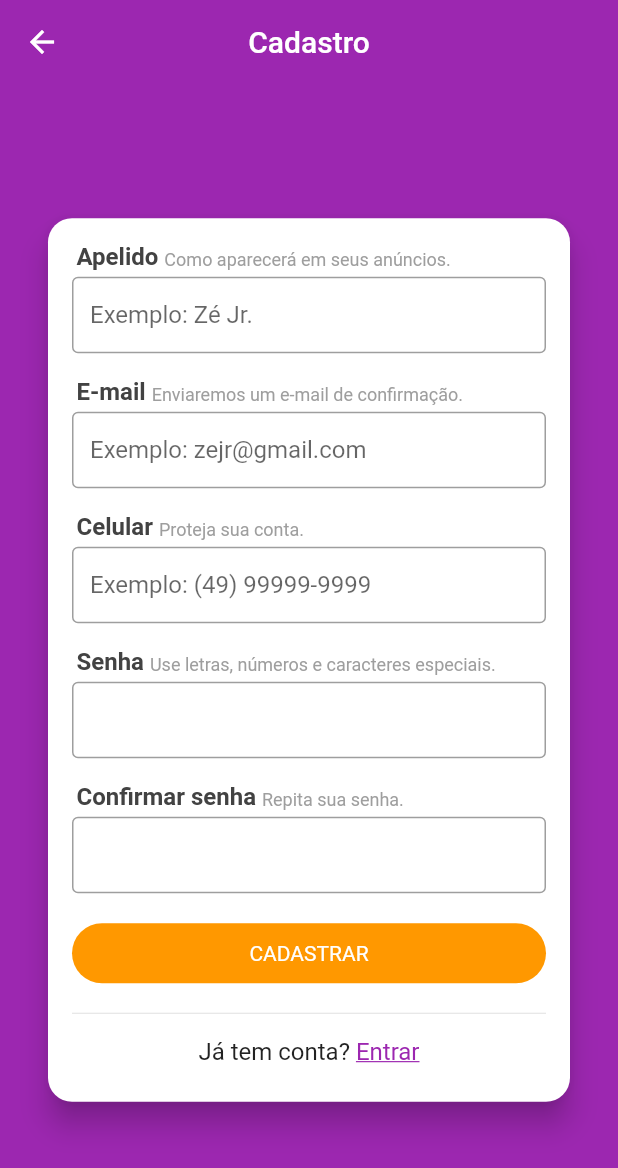
After one commit to WillTrevisol/CloneXLO, a Flutter app: the LoginScreen screen opened directly, after a tap on "Cadastre-se", on a phone screen of 412 x 824 dp. The commit adds this screen. Shown: the top 1168 px of the screen. Run offline on Flutter 3.47's test engine with Material 2 defaults, Android fonts, the phone set to English and light mode, and no system bars; our stand-ins replace brasil_fields, get_it, mobx, parse_server_sdk; generated files the repository leaves out were written again.

Commit message:
feat: Login and SignUp Screen

```diff
--- a/lib/main.dart
+++ b/lib/main.dart
@@ -1,4 +1,6 @@
+import 'package:clone_xlo_flutter/stores/page_store.dart';
 import 'package:flutter/material.dart';
+import 'package:get_it/get_it.dart';
 import 'package:parse_server_sdk/parse_server_sdk.dart';
 
 import 'screens/base/base_screen.dart';
@@ -6,7 +8,12 @@ import 'screens/base/base_screen.dart';
 void main() async {
   WidgetsFlutterBinding.ensureInitialized();
   await initializeParse();
+  setupLocators();
   runApp(const CloneXLO());
+}
+
+void setupLocators() {
+  GetIt.I.registerSingleton(PageStore());
 }
 
 Future<void> initializeParse() async {
@@ -25,8 +32,18 @@ class CloneXLO extends StatelessWidget {
   @override
   Widget build(BuildContext context) {
     return MaterialApp(
+      debugShowCheckedModeBanner: false,
       title: 'XLO',
-      home: BaseScreen(),
+      home: const BaseScreen(),
+      theme: ThemeData(
+        primaryColor: Colors.purple,
+        primarySwatch: Colors.purple,
+        scaffoldBackgroundColor: Colors.purple,
+        appBarTheme: const AppBarTheme(
+          color: Colors.purple,
+          elevation: 0,
+        ),
+      ),
     );
   }
 }
--- a/lib/screens/base/base_screen.dart
+++ b/lib/screens/base/base_screen.dart
@@ -1,11 +1,30 @@
 import 'package:flutter/material.dart';
+import 'package:get_it/get_it.dart';
+import 'package:mobx/mobx.dart';
 
+import '../../stores/page_store.dart';
 import '../home/home_screen.dart';
 
-class BaseScreen extends StatelessWidget {
-  BaseScreen({Key? key}) : super(key: key);
+class BaseScreen extends StatefulWidget {
+  const BaseScreen({Key? key}) : super(key: key);
 
+  @override
+  State<BaseScreen> createState() => _BaseScreenState();
+}
+
+class _BaseScreenState extends State<BaseScreen> {
   final PageController pageController = PageController();
+
+  final PageStore pageStore = GetIt.I.get<PageStore>();
+
+  @override
+  void initState() {
+    reaction(
+      (_) => pageStore.page,
+      (int page) => pageController.jumpToPage(page),
+    );
+    super.initState();
+  }
 
   @override
   Widget build(BuildContext context) {
@@ -14,7 +33,7 @@ class BaseScreen extends StatelessWidget {
         controller: pageController,
         physics: const NeverScrollableScrollPhysics(),
         children: <Widget> [
-          HomeScreen(),
+          const HomeScreen(),
           Container(color: Colors.yellowAccent),
           Container(color: Colors.red),
           Container(color: Colors.black),
--- a/lib/screens/home/home_screen.dart
+++ b/lib/screens/home/home_screen.dart
@@ -6,12 +6,14 @@ class HomeScreen extends StatelessWidget {
 
   @override
   Widget build(BuildContext context) {
-    return Scaffold(
-      appBar: AppBar(
+    return SafeArea(
+      child: Scaffold(
+        appBar: AppBar(
 
-      ),
-      drawer: CustomDrawer(
+        ),
+        drawer: const CustomDrawer(
 
+        ),
       ),
     );
   }
--- /dev/null
+++ b/lib/screens/login/login_screen.dart
@@ -0,0 +1,134 @@
+import 'package:flutter/material.dart';
+
+import '../../widgets/button/custom_button.dart';
+import '../signup/signup_screen.dart';
+
+class LoginScreen extends StatelessWidget {
+  const LoginScreen({Key? key}) : super(key: key);
+
+  @override
+  Widget build(BuildContext context) {
+    return Scaffold(
+      appBar: AppBar(
+        title: const Text('Entrar'),
+        centerTitle: true,
+      ),
+      body: Container(
+        alignment: Alignment.center,
+        child: SingleChildScrollView(
+          child: Card(
+            margin: const EdgeInsets.symmetric(horizontal: 32),
+            shape: RoundedRectangleBorder(
+              borderRadius: BorderRadius.circular(16),
+              ),
+            elevation: 8,
+            child: Padding(
+              padding: const EdgeInsets.all(16),
+              child: Column(
+                crossAxisAlignment: CrossAxisAlignment.stretch,
+                mainAxisSize: MainAxisSize.min,
+                children: <Widget> [
+                  Text(
+                    'Acessar com E-mail: ',
+                    textAlign: TextAlign.center,
+                    style: TextStyle(
+                      fontSize: 16,
+                      color: Colors.grey[900],
+                    ),
+                  ),
+                  Padding(
+                    padding: const EdgeInsets.only(left: 3, bottom: 4, top: 8),
+                    child: Text(
+                      'E-mail',
+                      style: TextStyle(
+                        color: Colors.grey[800],
+                        fontSize: 16,
+                        fontWeight: FontWeight.w700,
+                      ),
+                    ),
+                  ),
+                  const TextField(
+                    decoration: InputDecoration(
+                      border: OutlineInputBorder(),
+                      isDense: true,
+                    ),
+                    keyboardType: TextInputType.emailAddress,
+                  ),
+                  const SizedBox(height: 16),
+                  Padding(
+                    padding: const EdgeInsets.only(left: 3, bottom: 4),
+                    child: Row(
+                      mainAxisAlignment: MainAxisAlignment.spaceBetween,
+                      children: <Widget> [
+                        Text(
+                          'Senha',
+                          style: TextStyle(
+                            color: Colors.grey[800],
+                            fontSize: 16,
+                            fontWeight: FontWeight.w700,
+                          ),
+                        ),
+                        GestureDetector(
+                          child: const Text(
+                            'Esqueceu sua senha?',
+                            style: TextStyle(
+                              decoration: TextDecoration.underline,
+                              color: Colors.purple,
+                            ),
+                          ),
+                          onTap: () {
+
+                          },
+                        ),
+                      ],
+                    ),
+                  ),
+                  const TextField(
+                    decoration: InputDecoration(
+                      border: OutlineInputBorder(),
+                      isDense: true,
+                    ),
+                    obscureText: true,
+                  ),
+                  CustomButton(
+                    text: 'ENTRAR',
+                    onPressed: () {}
+                  ),
+                  const Divider(),
+                  Padding(
+                    padding: const EdgeInsets.symmetric(vertical: 8),
+                    child: Wrap(
+                      alignment: WrapAlignment.spaceEvenly,
+                      children: <Widget> [
+                        const Text(
+                          'Não tem uma conta? ',
+                          style: TextStyle(
+                            fontSize: 16
+                          ),
+                        ),
+                        GestureDetector(
+                          onTap: () {
+                            Navigator.of(context).push(
+                              MaterialPageRoute(builder: (_) => const SignUpScreen()));
+                          },
+                          child: const Text(
+                            'Cadastre-se',
+                            style: TextStyle(
+                              decoration: TextDecoration.underline,
+                              color: Colors.purple,
+                              fontSize: 16,
+                            ),
+                          ),
+                        ),
+                      ],
+                    ),
+                  ),
+                ],
+              ),
+            ),
+          ),
+        ),
+      ),
+    );
+  }
+}
--- /dev/null
+++ b/lib/screens/signup/signup_screen.dart
@@ -0,0 +1,136 @@
+import 'package:brasil_fields/brasil_fields.dart';
+import 'package:clone_xlo_flutter/screens/signup/widgets/field_title.dart';
+import 'package:flutter/material.dart';
+import 'package:flutter/services.dart';
+
+import '../../widgets/button/custom_button.dart';
+
+class SignUpScreen extends StatelessWidget {
+  const SignUpScreen({Key? key}) : super(key: key);
+
+  @override
+  Widget build(BuildContext context) {
+    return Scaffold(
+      appBar: AppBar(
+        title: const Text('Cadastro'),
+        centerTitle: true,
+      ),
+      body: Container(
+        alignment: Alignment.center,
+        child: SingleChildScrollView(
+          child: Card(
+            margin: const EdgeInsets.symmetric(horizontal: 32),
+            shape: RoundedRectangleBorder(
+              borderRadius: BorderRadius.circular(16),
+              ),
+            elevation: 8,
+            child: Padding(
+              padding: const EdgeInsets.all(16),
+              child: Column(
+                crossAxisAlignment: CrossAxisAlignment.stretch,
+                children: <Widget> [
+                  const FieldTitle(
+                    title: 'Apelido',
+                    subtitle: 'Como aparecerá em seus anúncios.'
+                  ),
+                  const TextField(
+                    decoration: InputDecoration(
+                      border: OutlineInputBorder(),
+                      hintText: 'Exemplo: Zé Jr.',
+                      isDense: true,
+                    ),
+                  ),
+                  const SizedBox(height: 16),
+                  const FieldTitle(
+                    title: 'E-mail',
+                    subtitle: 'Enviaremos um e-mail de confirmação.'
+                  ),
+                  const TextField(
+                    decoration: InputDecoration(
+                      border: OutlineInputBorder(),
+                      hintText: 'Exemplo: zejr@gmail.com',
+                      isDense: true,
+                    ),
+                    keyboardType: TextInputType.emailAddress,
+                    autocorrect: false,
+                  ),
+                  const SizedBox(height: 16),
+                  const FieldTitle(
+                    title: 'Celular',
+                    subtitle: 'Proteja sua conta.'
+                  ),
+                  TextField(
+                    decoration: const InputDecoration(
+                      border: OutlineInputBorder(),
+                      hintText: 'Exemplo: (49) 99999-9999',
+                      isDense: true,
+                    ),
+                    keyboardType: TextInputType.phone,
+                    inputFormatters: [
+                      FilteringTextInputFormatter.digitsOnly,
+                      TelefoneInputFormatter(),
+                    ],
+                  ),
+                  const SizedBox(height: 16),
+                  const FieldTitle(
+                    title: 'Senha',
+                    subtitle: 'Use letras, números e caracteres especiais.'
+                  ),
+                  const TextField(
+                    decoration: InputDecoration(
+                      border: OutlineInputBorder(),
+                      isDense: true,
+                    ),
+                    obscureText: true,
+                  ),
+                  const SizedBox(height: 16),
+                  const FieldTitle(
+                    title: 'Confirmar senha',
+                    subtitle: 'Repita sua senha.'
+                  ),
+                  const TextField(
+                    decoration: InputDecoration(
+                      border: OutlineInputBorder(),
+                      isDense: true,
+                    ),
+                    obscureText: true,
+                  ),
+                  CustomButton(
+                    text: 'CADASTRAR',
+                    onPressed: () {},
+                  ),
+                  const Divider(),
+                  Padding(
+                    padding: const EdgeInsets.symmetric(vertical: 8),
+                    child: Wrap(
+                      alignment: WrapAlignment.center,
+                      children: <Widget> [
+                        const Text(
+                          'Já tem conta? ',
+                          style: TextStyle(
+                            fontSize: 16,
+                          ),
+                        ),
+                        GestureDetector(
+                          onTap: () => Navigator.of(context).pop(),
+                          child: const Text(
+                            'Entrar',
+                            style: TextStyle(
+                              decoration: TextDecoration.underline,
+                              color: Colors.purple,
+                              fontSize: 16,
+                            ),
+                          ),
+                        ),
+                      ],
+                    ),
+                  ),
+                ],
+              )
+            ),
+          ),
+        ),
+      ),
+    );
+  }
+}
--- /dev/null
+++ b/lib/screens/signup/widgets/field_title.dart
@@ -0,0 +1,35 @@
+import 'package:flutter/material.dart';
+
+class FieldTitle extends StatelessWidget {
+  const FieldTitle({required this.title, required this.subtitle, Key? key}) : super(key: key);
+
+  final String title;
+  final String subtitle;
+
+  @override
+  Widget build(BuildContext context) {
+    return Padding(
+      padding: const EdgeInsets.only(left: 3, bottom: 4),
+      child: Wrap(
+        crossAxisAlignment: WrapCrossAlignment.end,
+        children: <Widget> [
+          Text(
+            '$title ',
+            style: TextStyle(
+              color: Colors.grey[800],
+              fontSize: 16,
+              fontWeight: FontWeight.w700,
+            ),
+          ),
+          Text(
+            subtitle,
+            style: const TextStyle(
+              color: Colors.grey,
+              fontSize: 12,
+            ),
+          )
+        ],
+      ),
+    );
+  }
+}
--- /dev/null
+++ b/lib/stores/page_store.dart
@@ -0,0 +1,16 @@
+import 'package:mobx/mobx.dart';
+part 'page_store.g.dart';
+
+// ignore: library_private_types_in_public_api
+class PageStore = _PageStoreBase with _$PageStore;
+
+abstract class _PageStoreBase with Store {
+
+  @observable
+  int page = 0;
+
+  @action
+  void setPage(int value) => page = value;
+
+
+}
--- /dev/null
+++ b/lib/widgets/button/custom_button.dart
@@ -0,0 +1,34 @@
+import 'package:flutter/material.dart';
+
+class CustomButton extends StatelessWidget {
+  const CustomButton({required this.text, required this.onPressed, Key? key}) : super(key: key);
+
+  final String text;
+  final VoidCallback onPressed;
+
+  @override
+  Widget build(BuildContext context) {
+    return Container(
+      height: 40,
+      margin: const EdgeInsets.only(top: 20, bottom: 12),
+      child: ElevatedButton(
+        style: ButtonStyle(
+          textStyle: MaterialStateProperty.all(
+            const TextStyle(
+            color: Colors.white
+            ),
+          ),
+          backgroundColor: MaterialStateProperty.all(Colors.orange),
+          elevation: MaterialStateProperty.all(0),
+          shape: MaterialStateProperty.all(
+            RoundedRectangleBorder(
+              borderRadius: BorderRadius.circular(20),
+            ),
+          ),
+        ),
+        onPressed: onPressed,
+        child: Text(text),
+      ),
+    );
+  }
+}
--- a/lib/widgets/drawer/custom_drawer.dart
+++ b/lib/widgets/drawer/custom_drawer.dart
@@ -14,8 +14,8 @@ class CustomDrawer extends StatelessWidget {
         width: MediaQuery.of(context).size.width * 0.7,
         child: Drawer(
           child: ListView(
-            children: const <Widget> [
-              CustomDrawerHeader(),
+            children: <Widget> [
+              const CustomDrawerHeader(),
               PageSection(),
             ],
           ),
--- a/lib/widgets/drawer/custom_drawer_header.dart
+++ b/lib/widgets/drawer/custom_drawer_header.dart
@@ -1,11 +1,14 @@
 import 'package:flutter/material.dart';
+
+import '../../screens/login/login_screen.dart';
 
 class CustomDrawerHeader extends StatelessWidget {
   const CustomDrawerHeader({Key? key}) : super(key: key);
 
   @override
   Widget build(BuildContext context) {
-    return DrawerHeader(
+    return GestureDetector(
+      child: DrawerHeader(
         decoration: const BoxDecoration(
           color: Colors.purple,
         ),
@@ -37,6 +40,13 @@ class CustomDrawerHeader extends StatelessWidget {
             )
           ],
         ),
+      ),
+      onTap: () {
+        Navigator.of(context).pop();
+        Navigator.of(context).push(
+          MaterialPageRoute(builder: (_) => const LoginScreen())
+        );
+      },
     );
   }
 }
--- a/lib/widgets/drawer/page_section.dart
+++ b/lib/widgets/drawer/page_section.dart
@@ -1,9 +1,14 @@
 import 'package:flutter/material.dart';
+import 'package:get_it/get_it.dart';
 
+import '../../stores/page_store.dart';
 import 'page_tile.dart';
 
 class PageSection extends StatelessWidget {
-  const PageSection({Key? key}) : super(key: key);
+  PageSection({Key? key}) : super(key: key);
+
+  final PageStore pageStore = GetIt.I.get<PageStore>();
+
 
   @override
   Widget build(BuildContext context) {
@@ -13,41 +18,41 @@ class PageSection extends StatelessWidget {
           label: 'Anúncios',
           icon: Icons.list_outlined,
           onTap: () {
-
+            pageStore.setPage(0);
           },
-          selected: false,
+          selected: pageStore.page == 0,
         ),
         PageTile(
           label: 'Inserir Anúncio',
           icon: Icons.edit_outlined,
           onTap: () {
-
+            pageStore.setPage(1);
           },
-          selected: true,
+          selected: pageStore.page == 1,
         ),
         PageTile(
           label: 'Chat',
           icon: Icons.chat_outlined,
           onTap: () {
-
+            pageStore.setPage(2);
           },
-          selected: false,
+          selected: pageStore.page == 2,
         ),
         PageTile(
           label: 'Favoritos',
           icon: Icons.favorite_border_outlined,
           onTap: () {
-
+            pageStore.setPage(3);
           },
-          selected: false,
+          selected: pageStore.page == 3,
         ),
         PageTile(
           label: 'Minha Conta',
           icon: Icons.person_outline,
           onTap: () {
-
+            pageStore.setPage(4);
           },
-          selected: false,
+          selected: pageStore.page == 4,
         ),
       ],
     );
--- a/pubspec.yaml
+++ b/pubspec.yaml
@@ -14,11 +14,17 @@ dependencies:
     sdk: flutter
   cupertino_icons: ^1.0.2
   parse_server_sdk: ^3.1.1
+  mobx: ^2.0.7+4
+  flutter_mobx: ^2.0.6+1
+  get_it: ^7.2.0
+  brasil_fields: ^1.4.5
 
 dev_dependencies:
   flutter_test:
     sdk: flutter
   flutter_lints: ^2.0.0
+  mobx_codegen: ^2.0.7
+  build_runner: ^2.2.0
 
 
 flutter:
```
Also changed, not shown: lib/stores/page_store.g.dart (added). Lines whose indentation alone changed are shown as unchanged.
